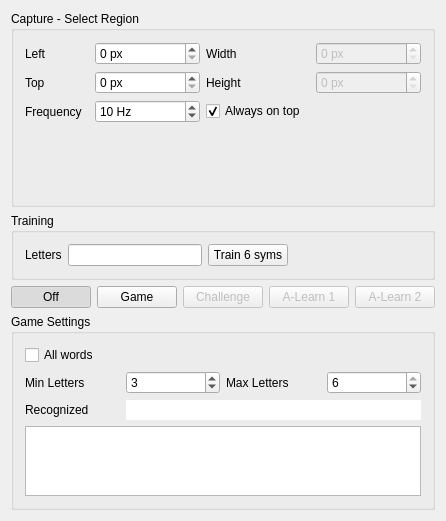
Above: AppWidget.ui from enricoros/k-web-automation-autogram before the change. Below: the same form after it.
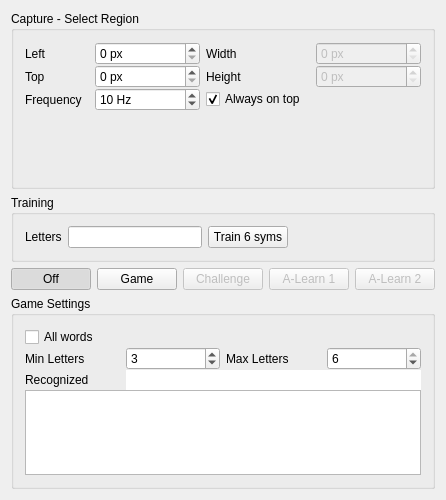
That is the form after the change.

Diff of the .ui file:
```diff
--- a/AppWidget.ui
+++ b/AppWidget.ui
@@ -7,7 +7,7 @@
     <x>0</x>
     <y>0</y>
     <width>430</width>
-    <height>507</height>
+    <height>500</height>
    </rect>
   </property>
   <property name="windowTitle">
@@ -20,6 +20,9 @@
       <string>Capture - Select Region</string>
      </property>
      <layout class="QGridLayout" name="gridLayout">
+      <property name="verticalSpacing">
+       <number>0</number>
+      </property>
       <item row="0" column="0">
        <widget class="QLabel" name="xOffsetLabel">
         <property name="text">
@@ -277,6 +280,9 @@
       <bool>false</bool>
      </property>
      <layout class="QGridLayout" name="gridLayout_2">
+      <property name="verticalSpacing">
+       <number>0</number>
+      </property>
       <item row="1" column="0">
        <widget class="QLabel" name="xOffsetLabel_2">
         <property name="text">
```
